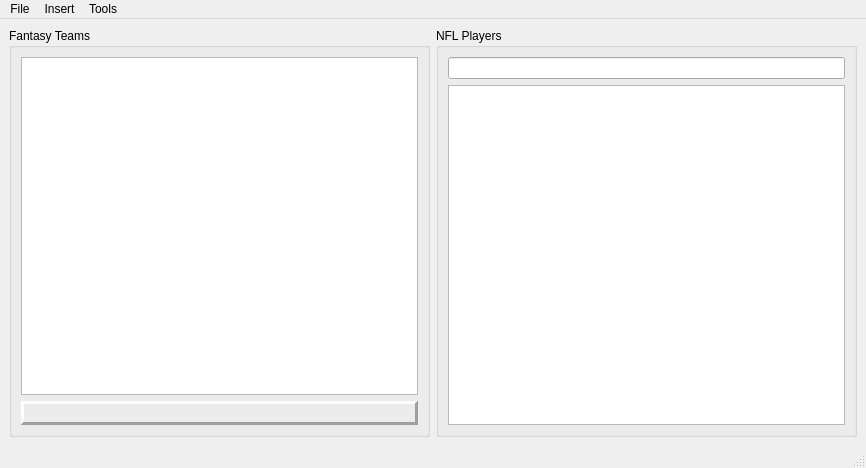
The window that view/ui/mainform.ui (robgura/auction-manager) describes before a commit, drawn with Qt 5.
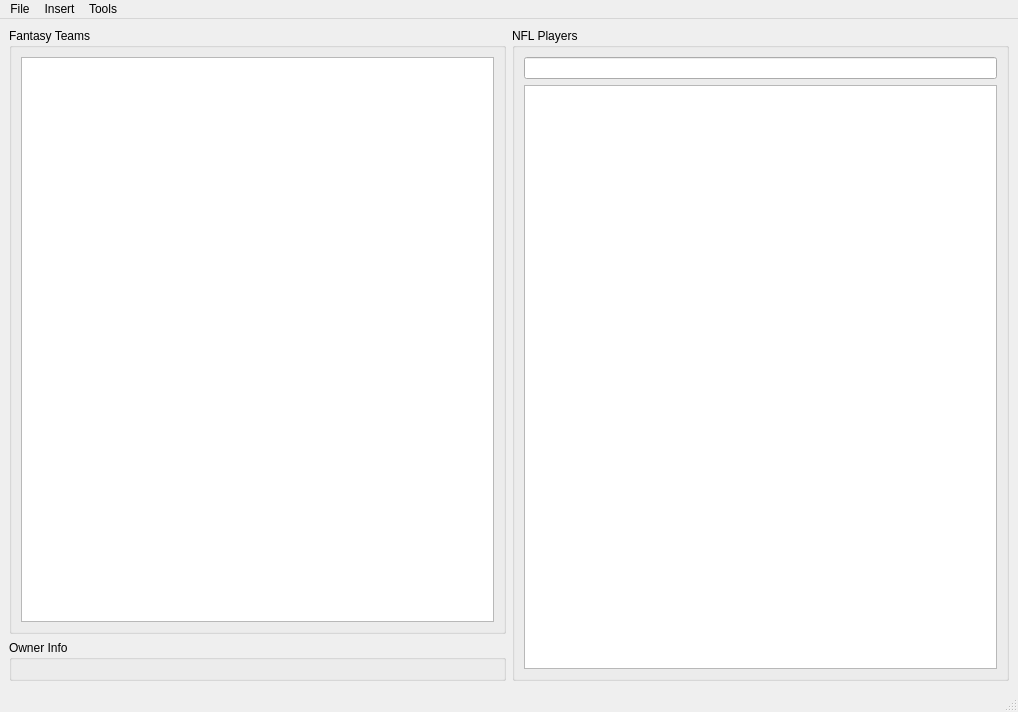
The same window after the commit.

Commit message: main window

```diff
--- a/view/ui/mainform.ui
+++ b/view/ui/mainform.ui
@@ -5,8 +5,8 @@
    <rect>
     <x>0</x>
     <y>0</y>
-    <width>866</width>
-    <height>468</height>
+    <width>1018</width>
+    <height>712</height>
    </rect>
   </property>
   <property name="windowTitle" >
@@ -15,6 +15,8 @@
   <widget class="QWidget" name="centralwidget" >
    <layout class="QHBoxLayout" >
     <item>
+     <layout class="QVBoxLayout" >
+      <item>
      <widget class="QGroupBox" name="groupBox_2" >
       <property name="title" >
        <string>Fantasy Teams</string>
@@ -33,26 +35,22 @@
          </property>
         </widget>
        </item>
+        </layout>
+       </widget>
+      </item>
        <item>
-        <widget class="QFrame" name="ownerInfo" >
-         <property name="frameShape" >
-          <enum>QFrame::Panel</enum>
-         </property>
-         <property name="frameShadow" >
-          <enum>QFrame::Raised</enum>
-         </property>
-         <property name="lineWidth" >
-          <number>3</number>
+       <widget class="QGroupBox" name="ownerInfo" >
+        <property name="title" >
+         <string>Owner Info</string>
          </property>
          <layout class="QVBoxLayout" >
           <item>
-           <layout class="QHBoxLayout" />
+          <layout class="QVBoxLayout" />
           </item>
          </layout>
         </widget>
        </item>
       </layout>
-     </widget>
     </item>
     <item>
      <widget class="QGroupBox" name="groupBox" >
@@ -95,7 +93,7 @@
     <rect>
      <x>0</x>
      <y>0</y>
-     <width>866</width>
+     <width>1018</width>
      <height>31</height>
     </rect>
    </property>
```
Left out of the diff: 19 changed lines with no effect on the pictures. Lines whose indentation alone changed are shown as unchanged.
